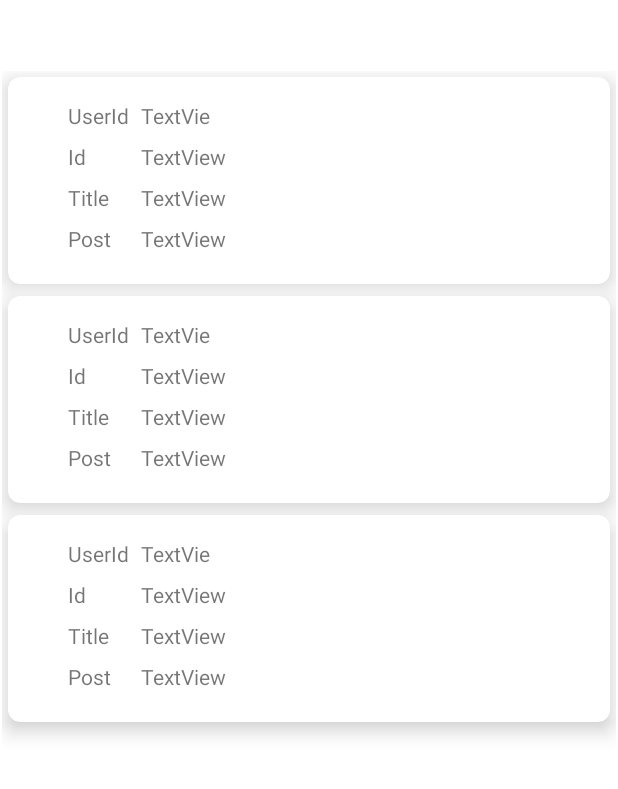
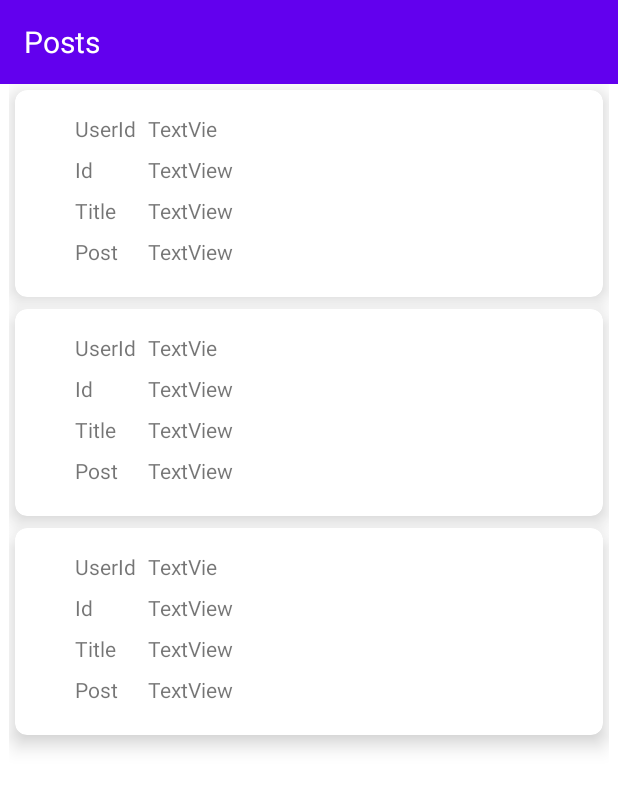
Before and after one commit to WairimuNganga/MyPostsApp, an Android app: the layout activity_main.xml on its own in the app's theme, with its tools: preview values and no code run, on a phone screen of 412 x 824 dp. Shown: the top 789 px of the screen. Run offline under Robolectric (Android 15) with nearby library versions, the phone set to English and light mode, and no system bars.

Commit message:
Added activity_comment and comments adapter

```diff
--- a/app/src/main/java/com/example/myposts/ApiInterface.kt
+++ b/app/src/main/java/com/example/myposts/ApiInterface.kt
@@ -2,8 +2,13 @@ package com.example.myposts
 
 import retrofit2.Call
 import retrofit2.http.GET
+import retrofit2.http.Path
 
 interface ApiInterface {
     @GET("/posts")
     fun getPosts():Call<List<Post>>
+    @GET("/posts/{postsId}")
+    fun getPostById(@Path("postsId")postId:Int):Call<Post>
+    @GET("/comments")
+    fun getComments():Call<List<Comment>>
 }
--- a/app/src/main/res/layout/activity_main.xml
+++ b/app/src/main/res/layout/activity_main.xml
@@ -3,21 +3,41 @@
     xmlns:app="http://schemas.android.com/apk/res-auto"
     xmlns:tools="http://schemas.android.com/tools"
     android:layout_width="match_parent"
-    android:layout_height="match_parent"
+    android:layout_height="wrap_content"
     tools:context=".MainActivity">
 
     <androidx.recyclerview.widget.RecyclerView
         android:id="@+id/rvPosts"
-        android:layout_width="409dp"
-        android:layout_height="729dp"
-        android:layout_marginStart="1dp"
-        android:layout_marginTop="1dp"
-        android:layout_marginEnd="1dp"
-        android:layout_marginBottom="1dp"
+        android:layout_width="400dp"
+        android:layout_height="545dp"
         app:layout_constraintBottom_toBottomOf="parent"
         app:layout_constraintEnd_toEndOf="parent"
+        app:layout_constraintHorizontal_bias="0.51"
+        app:layout_constraintStart_toStartOf="parent"
+        app:layout_constraintTop_toBottomOf="@+id/toolbarHome"
+        app:layout_constraintVertical_bias="0.453"
+        tools:listitem="@layout/post_list_item" />
+
+    <androidx.appcompat.widget.Toolbar
+        android:id="@+id/toolbarHome"
+        android:layout_width="0dp"
+        android:layout_height="wrap_content"
+        android:background="?attr/colorPrimary"
+        android:minHeight="?attr/actionBarSize"
+        android:theme="?attr/actionBarTheme"
+        app:layout_constraintBottom_toTopOf="@+id/rvPosts"
+        app:layout_constraintEnd_toEndOf="parent"
+        app:layout_constraintHorizontal_bias="0.55"
         app:layout_constraintStart_toStartOf="parent"
         app:layout_constraintTop_toTopOf="parent"
-        tools:listitem="@layout/post_list_item"
-        />
+        app:layout_constraintVertical_bias="0.0">
+
+        <TextView
+            android:id="@+id/tvPost"
+            android:layout_width="wrap_content"
+            android:layout_height="wrap_content"
+            android:text="Posts"
+            android:textColor="@color/white"
+            android:textSize="20sp" />
+    </androidx.appcompat.widget.Toolbar>
 </androidx.constraintlayout.widget.ConstraintLayout>
--- a/app/src/main/res/values/themes.xml
+++ b/app/src/main/res/values/themes.xml
@@ -1,6 +1,6 @@
 <resources xmlns:tools="http://schemas.android.com/tools">
     <!-- Base application theme. -->
-    <style name="Theme.MyPosts" parent="Theme.MaterialComponents.DayNight.DarkActionBar">
+    <style name="Theme.MyPosts" parent="Theme.MaterialComponents.DayNight.NoActionBar">
         <!-- Primary brand color. -->
         <item name="colorPrimary">@color/purple_500</item>
         <item name="colorPrimaryVariant">@color/purple_700</item>
```
Also changed, not shown: app/src/main/AndroidManifest.xml (+10 -1 lines), app/src/main/java/com/example/myposts/CommentsActivity.kt (added, +71 -0 lines), app/src/main/java/com/example/myposts/CommentsRvAdapter.kt (added, +32 -0 lines), app/src/main/java/com/example/myposts/MainActivity.kt (+15 -5 lines), app/src/main/java/com/example/myposts/PostsRvAdapter.kt (+13 -5 lines), app/src/main/res/layout/activity_comments.xml (added, +69 -0 lines), app/src/main/res/layout/comments_list_item.xml (added, +64 -0 lines).
